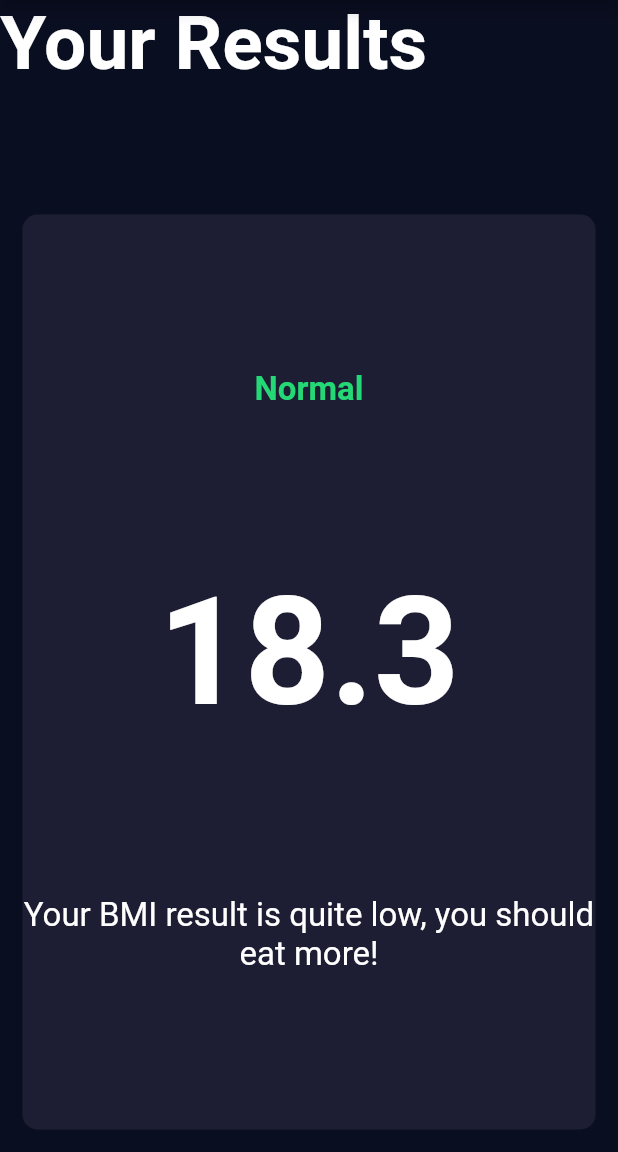
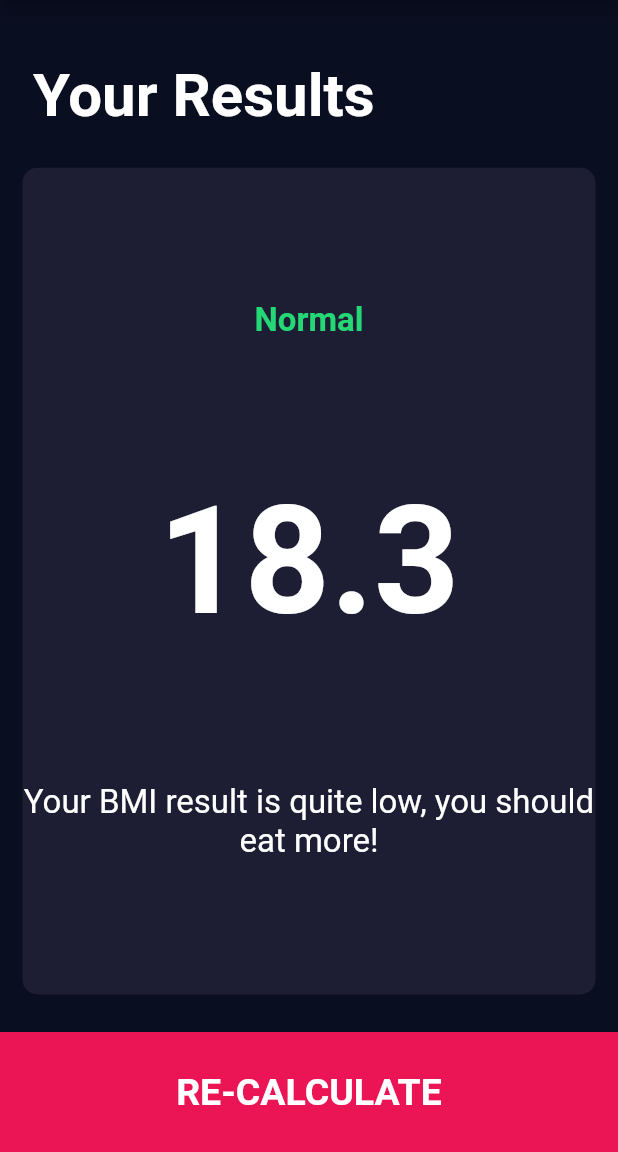
Before and after one commit to manoharacharyaa/bmicalculator, a Flutter app: the ResultsPage screen opened directly, on a phone screen of 412 x 824 dp, the part 84-1236 px from its top. Run offline on Flutter 3.47's test engine with Material 2 defaults, Android fonts, the phone set to English and light mode, and no system bars; our stand-ins replace font_awesome_flutter.

Commit message:
completed with frontend

```diff
--- a/lib/result_page.dart
+++ b/lib/Screen/result_page.dart
@@ -1,6 +1,8 @@
 import 'package:bmicalculator/constants.dart';
 import 'package:flutter/material.dart';
-import 'resuable_card.dart';
+import 'package:bmicalculator/widgets/resuable_card.dart';
+
+import '../widgets/bottom_button.dart';
 
 class ResultsPage extends StatelessWidget {
   const ResultsPage({super.key});
@@ -18,13 +20,16 @@ class ResultsPage extends StatelessWidget {
         crossAxisAlignment: CrossAxisAlignment.stretch,
         children: [
           Expanded(
-            child: Text(
-              'Your Results',
-              style: kTitleTextStyle,
+            child: Padding(
+              padding: const EdgeInsets.only(left: 22, top: 40),
+              child: Text(
+                'Your Results',
+                style: kTitleTextStyle,
+              ),
             ),
           ),
           Expanded(
-            flex: 5,
+            flex: 6,
             child: ReusableCard(
               kActivecardColour,
               Column(
@@ -48,6 +53,12 @@ class ResultsPage extends StatelessWidget {
               ),
             ),
           ),
+          BottomButton(
+            onTap: () {
+              Navigator.pop(context);
+            },
+            buttonTitle: 'RE-CALCULATE',
+          ),
         ],
       ),
     );
--- a/lib/constants.dart
+++ b/lib/constants.dart
@@ -23,7 +23,7 @@ const kCalculateButton = TextStyle(
 
 const kTitleTextStyle = TextStyle(
   fontWeight: FontWeight.bold,
-  fontSize: 50,
+  fontSize: 40,
 );
 
 const kResultTextStyle = TextStyle(
--- a/lib/main.dart
+++ b/lib/main.dart
@@ -1,5 +1,5 @@
 import 'package:flutter/material.dart';
-import 'input_page.dart';
+import 'Screen/input_page.dart';
 
 void main() {
   runApp(const BMICalculator());
--- a/lib/icon_content.dart
+++ b/lib/widgets/icon_content.dart
@@ -1,5 +1,5 @@
 import 'package:flutter/material.dart';
-import 'constants.dart';
+import '../constants.dart';
 
 
 class IconContent extends StatelessWidget {
```
Also changed, not shown: lib/Screen/input_page.dart (renamed from lib/input_page.dart, +6 -15 lines), lib/widgets/bottom_button.dart (renamed from lib/bottom_button.dart, +6 -2 lines), lib/widgets/resuable_card.dart (renamed from lib/resuable_card.dart).
